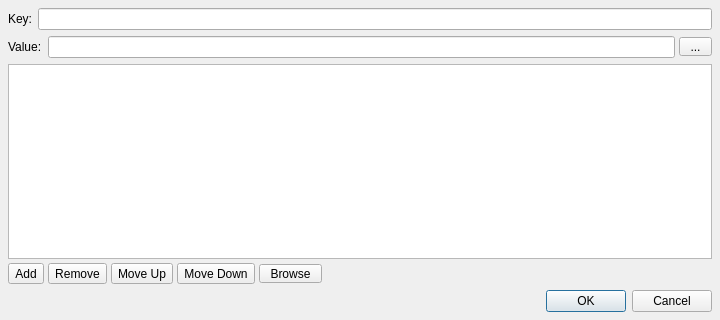
Old version of the form core/ui/edit_envvar_ui.ui in the repository mjbonnington/icarus-gps.
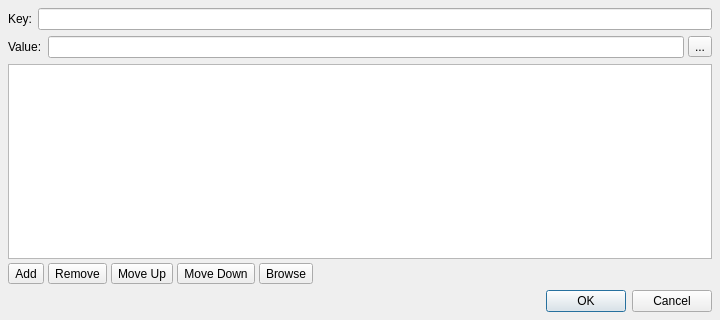
New version of the form. Icons and pictures are not drawn.

The edit to the form file:
```diff
--- a/core/ui/edit_envvar_ui.ui
+++ b/core/ui/edit_envvar_ui.ui
@@ -125,16 +125,6 @@
           <property name="toolTip">
            <string>&lt;html&gt;&lt;head/&gt;&lt;body&gt;&lt;p&gt;Browse for a file or folder&lt;/p&gt;&lt;/body&gt;&lt;/html&gt;</string>
           </property>
-          <property name="styleSheet">
-           <string notr="true">QToolButton {
-	padding-right: 12px;
-}
-
-QToolButton:pressed, QToolButton:checked:pressed {
-	padding-right: 11px;
-}
-</string>
-          </property>
           <property name="text">
            <string>...</string>
           </property>
@@ -345,16 +335,6 @@
            <property name="toolTip">
             <string>&lt;html&gt;&lt;head/&gt;&lt;body&gt;&lt;p&gt;Browse for a file or folder&lt;/p&gt;&lt;/body&gt;&lt;/html&gt;</string>
            </property>
-           <property name="styleSheet">
-            <string notr="true">QToolButton {
-	padding-right: 12px;
-}
-
-QToolButton:pressed, QToolButton:checked:pressed {
-	padding-right: 11px;
-}
-</string>
-           </property>
            <property name="text">
             <string>Browse</string>
            </property>
```
Left out of the diff: 55 changed lines with no effect on the pictures.
